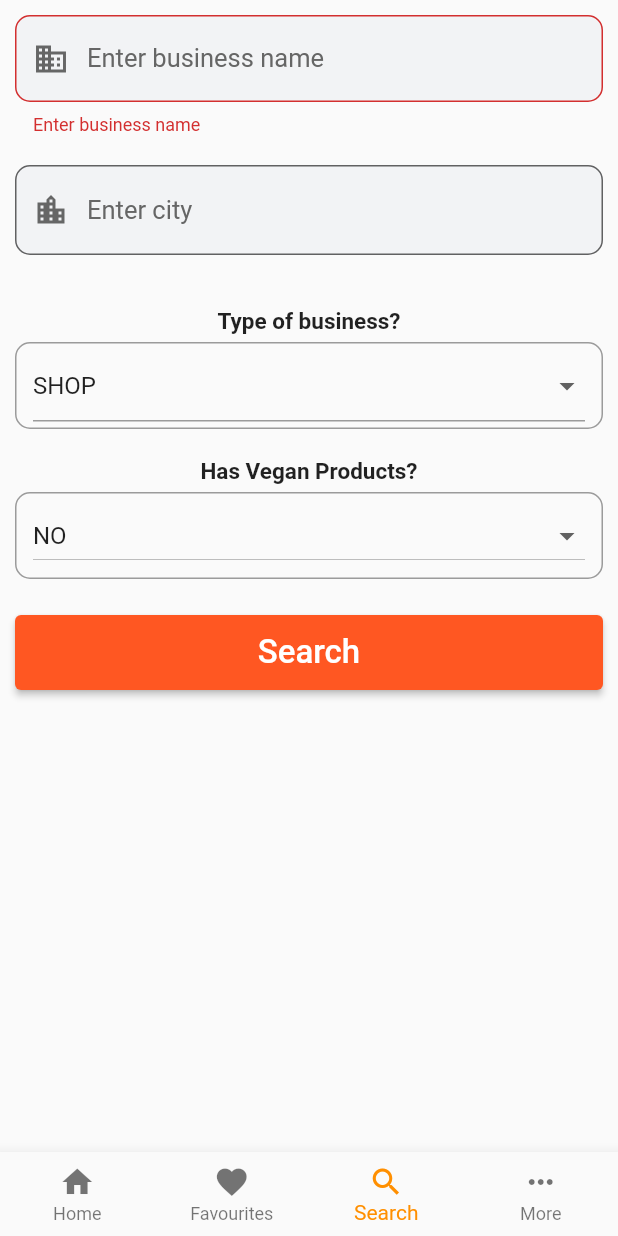
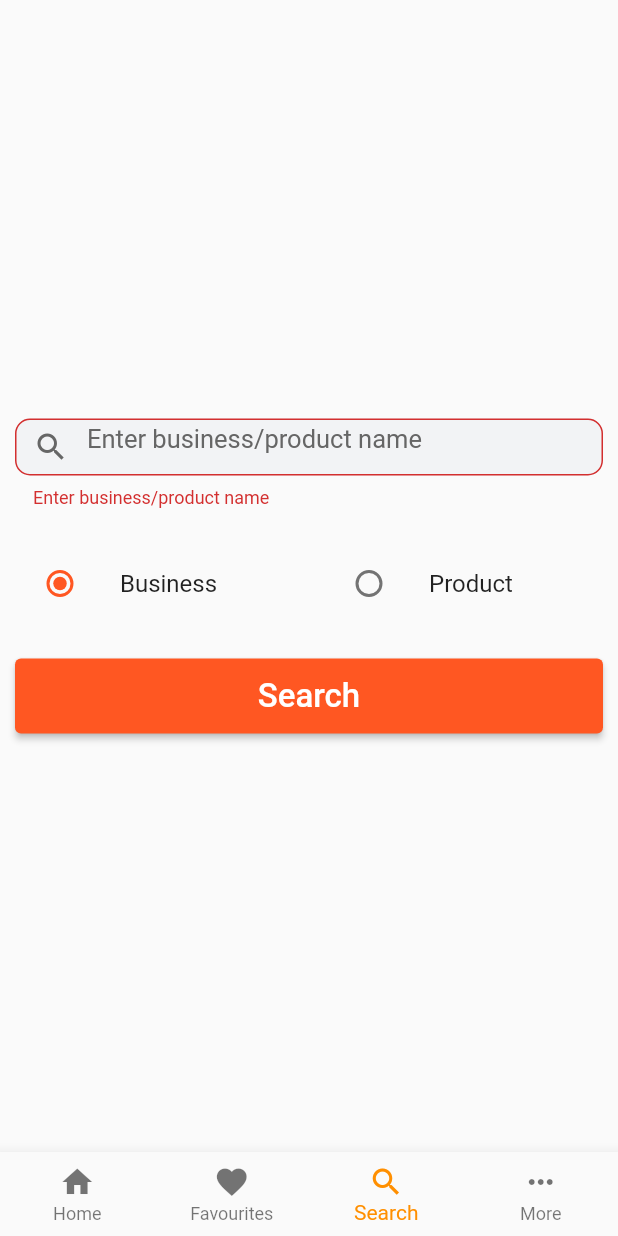
Before and after one commit to PiotrKupis/food-care-frontend, a Flutter app: the MainPage screen opened directly, item 3 of the bottom bar chosen, after a tap on "Search", on a phone screen of 412 x 824 dp. Run offline on Flutter 3.47's test engine with Material 2 defaults, Android fonts, the phone set to English and light mode, and no system bars; our stand-ins replace dio, email_validator, flutter_rating_bar, fluttertoast, geocoding, geolocator and 3 more; accounts and stored records are empty; network calls fail.

Commit message:
upgraded searching and nearest restaurants

```diff
--- a/lib/MainPage.dart
+++ b/lib/MainPage.dart
@@ -1,7 +1,7 @@
-
 import 'package:food_care/productView.dart';
-import 'package:geocoder/geocoder.dart';
+//import 'package:geocoder/geocoder.dart';
 import 'package:geolocator/geolocator.dart';
+import 'package:geocoding/geocoding.dart';
 import 'package:dio/dio.dart';
 import 'package:flutter/material.dart';
 import 'package:food_care/Business.dart';
@@ -9,7 +9,6 @@ import 'package:food_care/Product.dart';
 import 'package:food_care/SearchRestaurant.dart';
 import 'package:food_care/UserProfile.dart';
 import 'package:food_care/addProductView.dart';
-import 'package:food_care/restaurantView.dart';
 import 'package:shared_preferences/shared_preferences.dart';
 import 'businessOffer.dart';
 import 'favoritesView.dart';
@@ -27,10 +26,6 @@ class _MainPage extends State<MainPage> {
       TextStyle(fontSize: 30, fontWeight: FontWeight.bold);
   final List<Widget> widgetOptions = <Widget>[
     MainPageContent(),
-   /* Text(
-      'Index 1: Favourites',
-      style: optionStyle,
-    ),*/
     FavoritesRestaurants(),
     SearchRestaurant(),
     LastPageContent(),
@@ -111,14 +106,20 @@ class _ScrollItems extends State<ScrollItems> {
       SharedPreferences prefs = await SharedPreferences.getInstance();
       String? token = prefs.getString("token");
       dio.options.headers["Authorization"] = '$token';
+      double longitude = position.longitude;
+      double latitude = position.latitude;
+      List<Placemark> placemarks =
+          await placemarkFromCoordinates(latitude, longitude);
+      print(placemarks.toString());
+      List<String> street = placemarks.first.street!.split(" ");
       response = await dio.post(
           "https://food-care2.herokuapp.com/get_nearest_restaurants_list",
           data: {
-            "city": "",
-            "street": "",
-            "streetNumber": "",
-            "longitude": position.longitude,
-            "latitude": position.latitude
+            "city": placemarks.first.locality,
+            "street": street.first,
+            "streetNumber": street.last,
+            "longitude": longitude,
+            "latitude": latitude
           });
       if (response.statusCode == 200) {
         List<dynamic> products = response.data;
@@ -138,13 +139,13 @@ class _ScrollItems extends State<ScrollItems> {
   Widget getBusinessContainer(Business business) {
     return InkWell(
       onTap: () async {
-        final query = "${business.address.streetNumber} ${business.address.street}, ${business.address.city}";
+        /*final query = "${business.address.streetNumber} ${business.address.street}, ${business.address.city}";
                 var addresses = await Geocoder.local.findAddressesFromQuery(query);
                 var first = addresses.first;
         Navigator.push(
             context,
             MaterialPageRoute(
-                builder: (context) => RestaurantView(business: business, lat: first.coordinates.latitude, long: first.coordinates.longitude,)));
+                builder: (context) => RestaurantView(business: business, lat: first.coordinates.latitude, long: first.coordinates.longitude,)));*/
       },
       child: Column(
         mainAxisAlignment: MainAxisAlignment.center,
@@ -265,15 +266,14 @@ class _ScrollItems extends State<ScrollItems> {
   }
 }
 
-class FavoritesRestaurants extends StatefulWidget{
+class FavoritesRestaurants extends StatefulWidget {
   @override
   State<StatefulWidget> createState() {
     return _FavoritesRestaurants();
   }
-
 }
 
-class _FavoritesRestaurants extends State<FavoritesRestaurants>{
+class _FavoritesRestaurants extends State<FavoritesRestaurants> {
   Future<List<Business>> getFavoritesRestaurants() async {
     try {
       var dio = Dio();
@@ -281,7 +281,8 @@ class _FavoritesRestaurants extends State<FavoritesRestaurants>{
       String? token = prefs.getString("token");
       dio.options.headers["Authorization"] = '$token';
       Response response = await dio.get(
-          "https://food-care2.herokuapp.com/favorite/business",);
+        "https://food-care2.herokuapp.com/favorite/business",
+      );
       if (response.statusCode == 200) {
         List<dynamic> business = response.data;
         List<Business> list = [];
@@ -321,7 +322,7 @@ class _FavoritesRestaurants extends State<FavoritesRestaurants>{
             padding: EdgeInsets.only(left: 5, right: 5, top: 10, bottom: 10),
             child: InkWell(
               onTap: () async {
-                final query = "${business.address.streetNumber} ${business.address.street}, ${business.address.city}";
+                /*final query = "${business.address.streetNumber} ${business.address.street}, ${business.address.city}";
                 var addresses = await Geocoder.local.findAddressesFromQuery(query);
                 var first = addresses.first;
                 Navigator.push(
@@ -329,7 +330,7 @@ class _FavoritesRestaurants extends State<FavoritesRestaurants>{
                     MaterialPageRoute(
                         builder: (context) => RestaurantView(
                               business: business, lat: first.coordinates.latitude, long: first.coordinates.longitude,
-                            )));
+                            )));*/
               },
               child: Row(
                 children: [
@@ -387,7 +388,6 @@ class _FavoritesRestaurants extends State<FavoritesRestaurants>{
     );
   }
 
-
   @override
   Widget build(BuildContext context) {
     return FutureBuilder(
@@ -396,7 +396,7 @@ class _FavoritesRestaurants extends State<FavoritesRestaurants>{
           if (snapshot.hasData == false) {
             return Scaffold(
                 // resizeToAvoidBottomInset: false,
-                body:  Container(
+                body: Container(
               width: double.infinity,
               child: Text(" ",
                   style: TextStyle(
@@ -411,7 +411,7 @@ class _FavoritesRestaurants extends State<FavoritesRestaurants>{
             if (businesses.isEmpty) {
               return Scaffold(
                   // resizeToAvoidBottomInset: false,
-                body:  Container(
+                  body: Container(
                 width: double.infinity,
                 child: Text("Empty Favorites",
                     style: TextStyle(
@@ -420,7 +420,6 @@ class _FavoritesRestaurants extends State<FavoritesRestaurants>{
                         color: Colors.grey)),
                 alignment: Alignment.center,
               ));
-
             }
             return Scaffold(
                 body: ListView.builder(
@@ -432,8 +431,6 @@ class _FavoritesRestaurants extends State<FavoritesRestaurants>{
           }
         });
   }
-
-
 }
 
 class ScrollBestRestaurant extends StatefulWidget {
@@ -471,13 +468,13 @@ class _ScrollBestRestaurant extends State<ScrollBestRestaurant> {
   Widget getBusinessContainer(Business business) {
     return InkWell(
       onTap: () async {
-        final query = "${business.address.streetNumber} ${business.address.street}, ${business.address.city}";
+        /*final query = "${business.address.streetNumber} ${business.address.street}, ${business.address.city}";
                 var addresses = await Geocoder.local.findAddressesFromQuery(query);
                 var first = addresses.first;
         Navigator.push(
             context,
             MaterialPageRoute(
-                builder: (context) => RestaurantView(business: business, lat: first.coordinates.latitude, long: first.coordinates.longitude,)));
+                builder: (context) => RestaurantView(business: business, lat: first.coordinates.latitude, long: first.coordinates.longitude,)));*/
       },
       child: Column(
         mainAxisAlignment: MainAxisAlignment.center,
@@ -638,7 +635,7 @@ class _ScrollLatestFoodItems extends State<ScrollLatestFoodItems> {
         builder: (context, snapshot) {
           if (snapshot.hasData == false) {
             return Container(
-              height: 130,
+              height: 140,
               child: Center(
                 child: Text(
                   "No options available",
@@ -658,7 +655,7 @@ class _ScrollLatestFoodItems extends State<ScrollLatestFoodItems> {
             List<Product> products = snapshot.data as List<Product>;
 
             return Container(
-                height: 140,
+                height: 150,
                 margin: const EdgeInsets.all(10.0),
                 padding: const EdgeInsets.all(3.0),
                 decoration: BoxDecoration(
@@ -667,7 +664,7 @@ class _ScrollLatestFoodItems extends State<ScrollLatestFoodItems> {
                 child: ListView.builder(
                   itemBuilder: (context, index) {
                     return Container(
-                      height: 125,
+                      height: 135,
                       color: Colors.white,
                       child: getProductContainer(products.elementAt(index)),
                     );
@@ -685,7 +682,9 @@ class _ScrollLatestFoodItems extends State<ScrollLatestFoodItems> {
         Navigator.push(
             context,
             MaterialPageRoute(
-                builder: (context) => ProductView(product: product,)));
+                builder: (context) => ProductView(
+                      product: product,
+                    )));
       },
       child: Column(
         children: [
@@ -699,8 +698,8 @@ class _ScrollLatestFoodItems extends State<ScrollLatestFoodItems> {
                   ),
                   side: BorderSide(color: Colors.black)),
               child: Container(
-                width: 120,
-                height: 120,
+                width: 130,
+                height: 130,
                 child: Column(
                   children: <Widget>[
                     Container(
@@ -733,7 +732,7 @@ class _ScrollLatestFoodItems extends State<ScrollLatestFoodItems> {
   }
 }
 
-class FavoritesRestaurantsView extends StatelessWidget{
+class FavoritesRestaurantsView extends StatelessWidget {
   @override
   Widget build(BuildContext context) {
     return ListView(
@@ -742,7 +741,6 @@ class FavoritesRestaurantsView extends StatelessWidget{
       ],
     );
   }
-
 }
 
 class MainPageContent extends StatelessWidget {
--- a/lib/RestaurantResults.dart
+++ b/lib/RestaurantResults.dart
@@ -1,7 +1,6 @@
 import 'package:flutter/cupertino.dart';
 import 'package:flutter/material.dart';
-import 'package:food_care/restaurantView.dart';
-import 'package:geocoder/geocoder.dart';
+//import 'package:geocoder/geocoder.dart';
 import 'Business.dart';
 
 class RestaurantResult extends StatefulWidget {
@@ -61,7 +60,7 @@ class BusinessRow extends StatelessWidget {
             padding: EdgeInsets.only(left: 5, right: 5, top: 10, bottom: 10),
             child: InkWell(
               onTap: () async {
-                final query = "${business.address.streetNumber} ${business.address.street}, ${business.address.city}";
+                /*final query = "${business.address.streetNumber} ${business.address.street}, ${business.address.city}";
                 var addresses = await Geocoder.local.findAddressesFromQuery(query);
                 var first = addresses.first;
                 Navigator.push(
@@ -69,7 +68,7 @@ class BusinessRow extends StatelessWidget {
                     MaterialPageRoute(
                         builder: (context) => RestaurantView(
                               business: business, lat: first.coordinates.latitude, long: first.coordinates.longitude,
-                            )));
+                            )));*/
               },
               child: Row(
                 children: [
--- a/lib/SearchRestaurant.dart
+++ b/lib/SearchRestaurant.dart
@@ -1,9 +1,12 @@
 import 'package:dio/dio.dart';
 import 'package:flutter/cupertino.dart';
 import 'package:flutter/material.dart';
+import 'package:food_care/Product.dart';
 import 'package:food_care/RestaurantResults.dart';
+import 'package:food_care/productView.dart';
+import 'package:geocoding/geocoding.dart';
 import 'package:shared_preferences/shared_preferences.dart';
-
+import 'package:geolocator/geolocator.dart';
 import 'Business.dart';
 
 class SearchRestaurant extends StatefulWidget {
@@ -15,40 +18,26 @@ class SearchRestaurant extends StatefulWidget {
 
 class _SearchRestaurant extends State<SearchRestaurant> {
   final key = GlobalKey<FormState>();
-  String _veganValue = "NO";
-  String _businessType = "SHOP";
-  TextEditingController nameController = TextEditingController(),
-      cityController = TextEditingController();
+  TextEditingController nameController = TextEditingController();
+  String option = "Business";
 
   @override
   Widget build(BuildContext context) {
-    return ListView(
-      children: [
-        Column(mainAxisAlignment: MainAxisAlignment.center, children: [
+    return Column(mainAxisAlignment: MainAxisAlignment.center, children: [
       Form(
           key: key,
           child: Column(
-                mainAxisAlignment: MainAxisAlignment.spaceEvenly,
+            mainAxisAlignment: MainAxisAlignment.center,
             children: [
               Container(
                 width: MediaQuery.of(context).size.width,
-                    height: 100,
+                height: 80,
                 child: getSearchField(nameController),
               ),
               Container(
                 width: MediaQuery.of(context).size.width,
-                    height: 100,
-                    child: getCityField(),
-                  ),
-                  Container(
-                    height: 100,
-                    child: getBusinessTypeInput(),
-                    width: MediaQuery.of(context).size.width,
-                  ),
-                  Container(
-                    height: 100,
-                    width: MediaQuery.of(context).size.width,
-                    child: getHasVeganProductButton(),
+                height: 80,
+                child: chooseSearching(),
               ),
               Container(
                 child: getSearchButton(),
@@ -57,7 +46,38 @@ class _SearchRestaurant extends State<SearchRestaurant> {
               )
             ],
           ))
-        ])
+    ]);
+  }
+
+  Widget chooseSearching() {
+    return Row(
+      children: [
+        Expanded(
+          child: ListTile(
+            title: const Text("Business"),
+            leading: Radio(
+                value: "Business",
+                groupValue: option,
+                onChanged: (String? choice) {
+                  setState(() {
+                    option = choice!;
+                  });
+                }),
+          ),
+        ),
+        Expanded(
+          child: ListTile(
+            title: const Text("Product"),
+            leading: Radio(
+                value: "Product",
+                groupValue: option,
+                onChanged: (String? choice) {
+                  setState(() {
+                    option = choice!;
+                  });
+                }),
+          ),
+        ),
       ],
     );
   }
@@ -72,6 +92,7 @@ class _SearchRestaurant extends State<SearchRestaurant> {
           ),
           onPressed: () async {
             if (key.currentState!.validate()) {
+              if (option.compareTo("Business") == 0) {
                 try {
                   String name = nameController.value.text;
                   var dio = Dio();
@@ -99,52 +120,43 @@ class _SearchRestaurant extends State<SearchRestaurant> {
                 } catch (e) {
                   debugPrint(e.toString());
                 }
+              } else if (option.compareTo("Product") == 0) {
+                try {
+                  await Geolocator.getCurrentPosition(
+                          desiredAccuracy: LocationAccuracy.bestForNavigation)
+                      .then((value) async {
+                    String name = nameController.value.text;
+                    double longitude = value.longitude;
+                    double latitude = value.latitude;
+                    List<Placemark> placemarks =
+                        await placemarkFromCoordinates(latitude, longitude);
+                    var dio = Dio();
+                    SharedPreferences sharedPreferences =
+                        await SharedPreferences.getInstance();
+                    String? token = sharedPreferences.getString("token");
+                    dio.options.headers["Authorization"] = '$token';
+                    Response response = await dio.get(
+                        "https://food-care2.herokuapp.com/product/search_product_by_city/$name/${placemarks.first.locality}");
+                    if (response.statusCode == 200) {
+                      List<dynamic> productList = response.data;
+                      List<Product> list = [];
+                      productList.forEach((element) {
+                        Map<String, dynamic> map = element;
+                        list.add(Product.fromJson(map));
+                      });
+                      Navigator.push(
+                          context,
+                          MaterialPageRoute(
+                              builder: (builder) =>
+                                  ProductResults(products: list)));
+                    }
+                  });
+                } catch (e) {
+                  debugPrint(e.toString());
+                }
+              }
             }
           },
-        ));
-  }
-
-  Widget getHasVeganProductButton() {
-    return Padding(
-        padding: EdgeInsets.only(top: 5, left: 10, right: 10),
-        child: Column(
-          children: [
-            Text(
-              "Has Vegan Products?",
-              style: TextStyle(fontSize: 15, fontWeight: FontWeight.bold),
-            ),
-            SizedBox(
-              height: 5,
-            ),
-            InputDecorator(
-              decoration: InputDecoration(
-                errorStyle: TextStyle(color: Colors.red, fontSize: 12.0),
-                hintText: 'Please select option',
-                contentPadding:
-                    EdgeInsets.symmetric(horizontal: 12.0, vertical: 5.0),
-                border: OutlineInputBorder(
-                  borderRadius: BorderRadius.all(Radius.circular(10)),
-                  borderSide: BorderSide(width: 4, style: BorderStyle.none),
-                ),
-              ),
-              child: DropdownButton<String>(
-                isExpanded: true,
-                value: _veganValue,
-                onChanged: (String? text) {
-                  setState(() {
-                    _veganValue = text!;
-                  });
-                },
-                items: <String>["NO", "YES"]
-                    .map<DropdownMenuItem<String>>(
-                        (e) => DropdownMenuItem<String>(
-                              child: Text(e),
-                              value: e,
-                            ))
-                    .toList(),
-              ),
-            )
-          ],
         ));
   }
 
@@ -155,7 +167,7 @@ class _SearchRestaurant extends State<SearchRestaurant> {
             controller: controller,
             validator: (String? text) {
               if (text!.isEmpty) {
-                return "Enter business name";
+                return "Enter business/product name";
               }
               return null;
             },
@@ -166,13 +178,13 @@ class _SearchRestaurant extends State<SearchRestaurant> {
                   borderSide: BorderSide(width: 4, style: BorderStyle.none)),
               filled: true,
               prefixIcon: Icon(
-                Icons.business,
+                Icons.search,
                 size: 24,
                 color: Color(0xFF666666),
               ),
               fillColor: Color(0xFFF2F3F5),
               hintStyle: TextStyle(color: Color(0xFF666666), fontSize: 17),
-              hintText: "Enter business name",
+              hintText: "Enter business/product name",
             )));
   }
 
@@ -195,56 +207,4 @@ class _SearchRestaurant extends State<SearchRestaurant> {
           hintText: "Enter city",
         )));
   }
-
-  Widget getBusinessTypeInput() {
-    return Padding(
-        padding: EdgeInsets.only(
-          left: 10,
-          right: 10,
-          top: 5,
-        ),
-        child: Column(
-          children: [
-            Text("Type of business?",
-                style: TextStyle(fontSize: 15, fontWeight: FontWeight.bold)),
-            SizedBox(
-              height: 5,
-            ),
-            InputDecorator(
-              decoration: InputDecoration(
-                errorStyle: TextStyle(color: Colors.red, fontSize: 12.0),
-                hintText: 'Please select option',
-                contentPadding:
-                    EdgeInsets.symmetric(horizontal: 12.0, vertical: 5.0),
-                border: OutlineInputBorder(
-                  borderRadius: BorderRadius.all(Radius.circular(10)),
-                  borderSide: BorderSide(width: 4, style: BorderStyle.none),
-                ),
-              ),
-              child: DropdownButtonFormField(
-                items: <String>["SHOP", "RESTAURANT"]
-                    .map<DropdownMenuItem<String>>(
-                        (e) => DropdownMenuItem<String>(
-                              child: Text(e),
-                              value: e,
-                            ))
-                    .toList(),
-                isExpanded: true,
-                value: _businessType,
-                hint: Text("Choose"),
-                onChanged: (value) {
-                  setState(() {
-                    _businessType = value as String;
-                  });
-                },
-                onSaved: (value) {
-                  setState(() {
-                    _businessType = value as String;
-                  });
-                },
-              ),
-            ),
-          ],
-        ));
 }
-}
--- a/lib/SignIn.dart
+++ b/lib/SignIn.dart
@@ -209,7 +209,6 @@ class _SignIn extends State<SignIn> {
                       int id = map.values.elementAt(0);
                       String e = map.values.elementAt(1);
                       String role = map.values.elementAt(3);
-                      print(role);
                       try {
                         Position position = await _determinePosition();
                         dio.options.headers["Authorization"] = '${e}';
--- a/lib/favoritesView.dart
+++ b/lib/favoritesView.dart
@@ -1,7 +1,7 @@
 import 'package:flutter/cupertino.dart';
 import 'package:flutter/material.dart';
 import 'package:food_care/restaurantView.dart';
-import 'package:geocoder/geocoder.dart';
+//import 'package:geocoder/geocoder.dart';
 
 import 'Business.dart';
 
@@ -62,7 +62,7 @@ class BusinessRow extends StatelessWidget {
             padding: EdgeInsets.only(left: 5, right: 5, top: 10, bottom: 10),
             child: InkWell(
               onTap: () async {
-                final query = "${business.address.streetNumber} ${business.address.street}, ${business.address.city}";
+               /* final query = "${business.address.streetNumber} ${business.address.street}, ${business.address.city}";
                 var addresses = await Geocoder.local.findAddressesFromQuery(query);
                 var first = addresses.first;
                 Navigator.push(
@@ -72,7 +72,7 @@ class BusinessRow extends StatelessWidget {
                         builder: (context) => RestaurantView(
                               business: business, lat: first.coordinates.latitude, long: first.coordinates.longitude
                             )));
-              },
+              */},
               child: Row(
                 children: [
                   Container(
--- a/pubspec.yaml
+++ b/pubspec.yaml
@@ -27,7 +27,7 @@ dependencies:
   fluttertoast: ^8.0.8
   http: ^0.13.4
   dio: ^4.0.1
-  geolocator: ^7.7.1
+  geolocator: ^8.0.0
   intl: ^0.17.0
   shared_preferences: ^2.0.8
   image_picker: ^0.8.4+4
@@ -36,7 +36,7 @@ dependencies:
   cupertino_icons: ^1.0.2
   google_maps_flutter: ^2.1.1
   flutter_rating_bar: ^4.0.0
-  geocoder: ^0.2.1
+  geocoding: ^2.0.1
 
 dev_dependencies:
   flutter_test:
```
Also changed, not shown: lib/main.dart (+48 -65 lines), lib/productView.dart (+99 -28 lines), pubspec.lock. Lines whose indentation alone changed are shown as unchanged.
